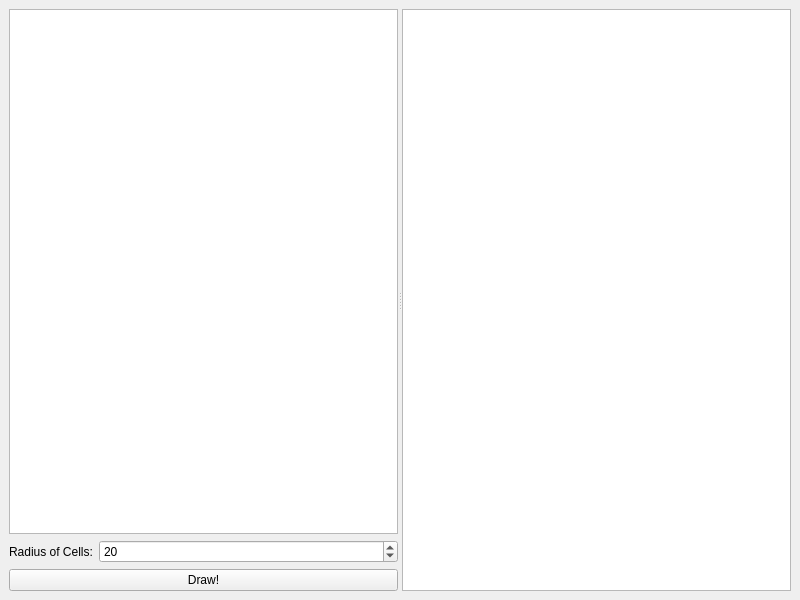
The window that AI Project/window.ui (tornado80/rikudo-puzzle-solver) describes before a commit, drawn with Qt 5.
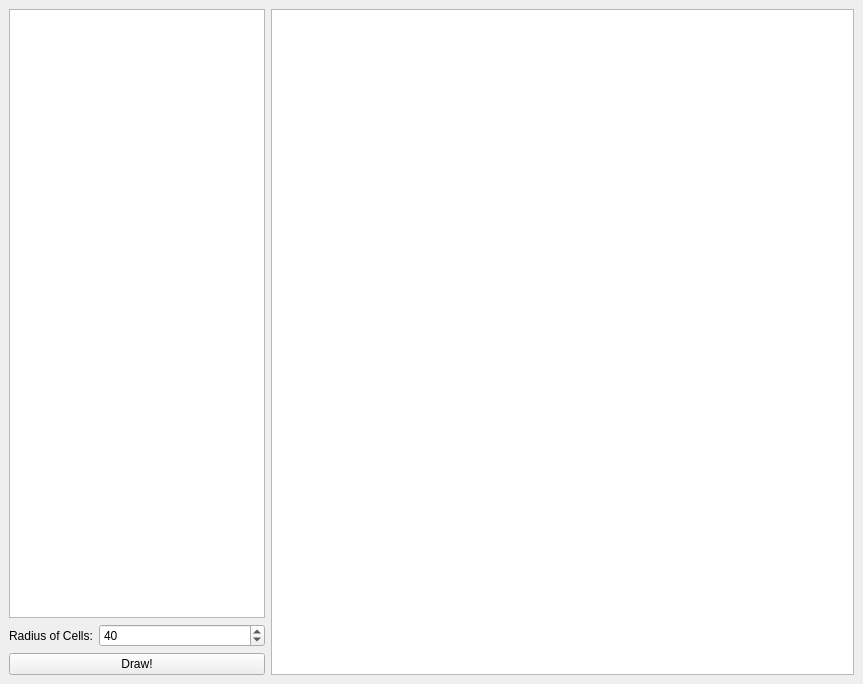
The same window after the commit.

Commit message: Maximized window

Patch:
```diff
--- a/AI Project/window.ui
+++ b/AI Project/window.ui
@@ -6,8 +6,8 @@
    <rect>
     <x>0</x>
     <y>0</y>
-    <width>800</width>
-    <height>600</height>
+    <width>863</width>
+    <height>684</height>
    </rect>
   </property>
   <property name="windowTitle">
@@ -16,11 +16,8 @@
   <widget class="QWidget" name="centralwidget">
    <layout class="QGridLayout" name="gridLayout_2">
     <item row="0" column="0">
-     <widget class="QSplitter" name="splitter">
-      <property name="orientation">
-       <enum>Qt::Horizontal</enum>
-      </property>
-      <widget class="QWidget" name="gridLayoutWidget">
+     <layout class="QHBoxLayout" name="horizontalLayout" stretch="0,1">
+      <item>
        <layout class="QGridLayout" name="gridLayout" columnstretch="0,1">
         <item row="2" column="1">
          <widget class="QSpinBox" name="spinBox">
@@ -31,7 +28,7 @@
            <number>100</number>
           </property>
           <property name="value">
-           <number>20</number>
+           <number>40</number>
           </property>
          </widget>
         </item>
@@ -65,9 +62,17 @@
          </widget>
         </item>
        </layout>
-      </widget>
-      <widget class="QGraphicsView" name="graphicsView"/>
-     </widget>
+      </item>
+      <item>
+       <widget class="QGraphicsView" name="graphicsView">
+        <property name="font">
+         <font>
+          <pointsize>16</pointsize>
+         </font>
+        </property>
+       </widget>
+      </item>
+     </layout>
     </item>
    </layout>
   </widget>
```
The commit also changes 2 other files.
